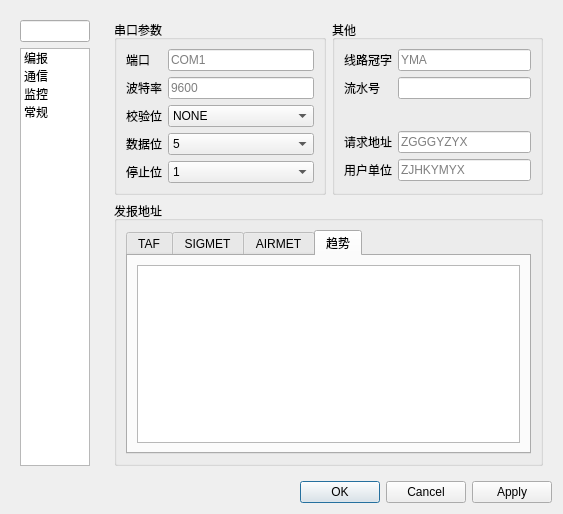
Qt form tafor/ui/setting.ui (up1and/tafor) before a commit.
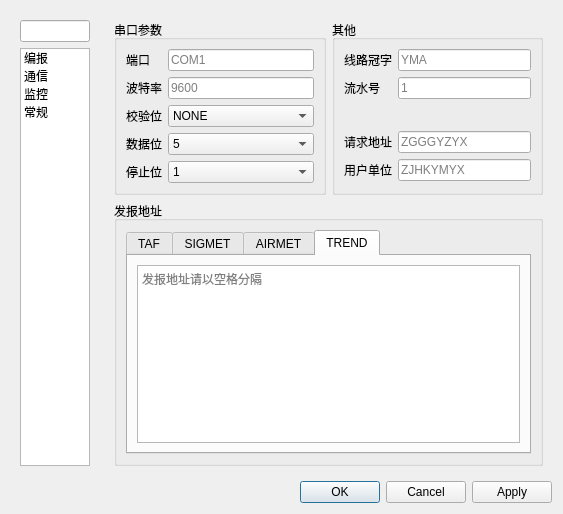
The same form after that commit. The open tabs and pages were chosen to show the change.

Commit message: 新增设置窗口天气现象的添加

```diff
--- a/tafor/ui/setting.ui
+++ b/tafor/ui/setting.ui
@@ -388,7 +388,11 @@
                </widget>
               </item>
               <item row="1" column="1">
-               <widget class="QLineEdit" name="number"/>
+               <widget class="QLineEdit" name="number">
+                <property name="placeholderText">
+                 <string>1</string>
+                </property>
+               </widget>
               </item>
               <item row="2" column="1">
                <spacer name="horizontalSpacer_3">
@@ -483,11 +487,15 @@
               </widget>
               <widget class="QWidget" name="tab_trend">
                <attribute name="title">
-                <string>趋势</string>
+                <string>TREND</string>
                </attribute>
                <layout class="QVBoxLayout" name="verticalLayout_9">
                 <item>
-                 <widget class="QTextEdit" name="trend_addr"/>
+                 <widget class="QTextEdit" name="trend_addr">
+                  <property name="placeholderText">
+                   <string>发报地址请以空格分隔</string>
+                  </property>
+                 </widget>
                 </item>
                </layout>
               </widget>
```
Left out of the diff: 38 changed lines with no effect on the pictures. The commit also changes 2 other files.
